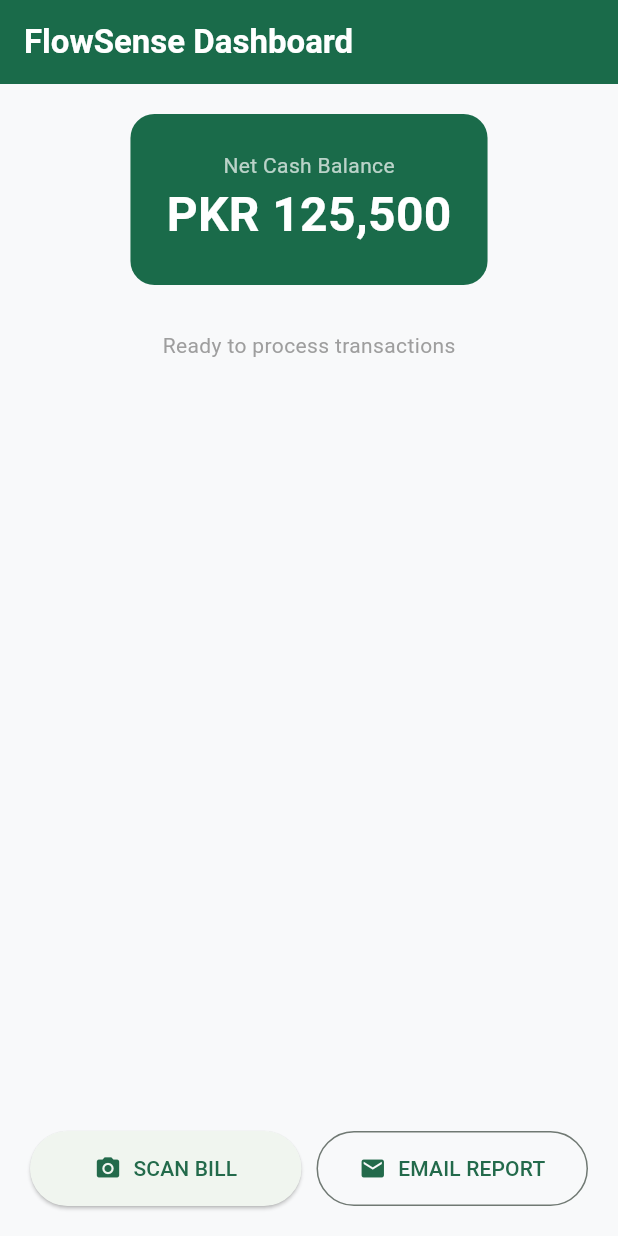
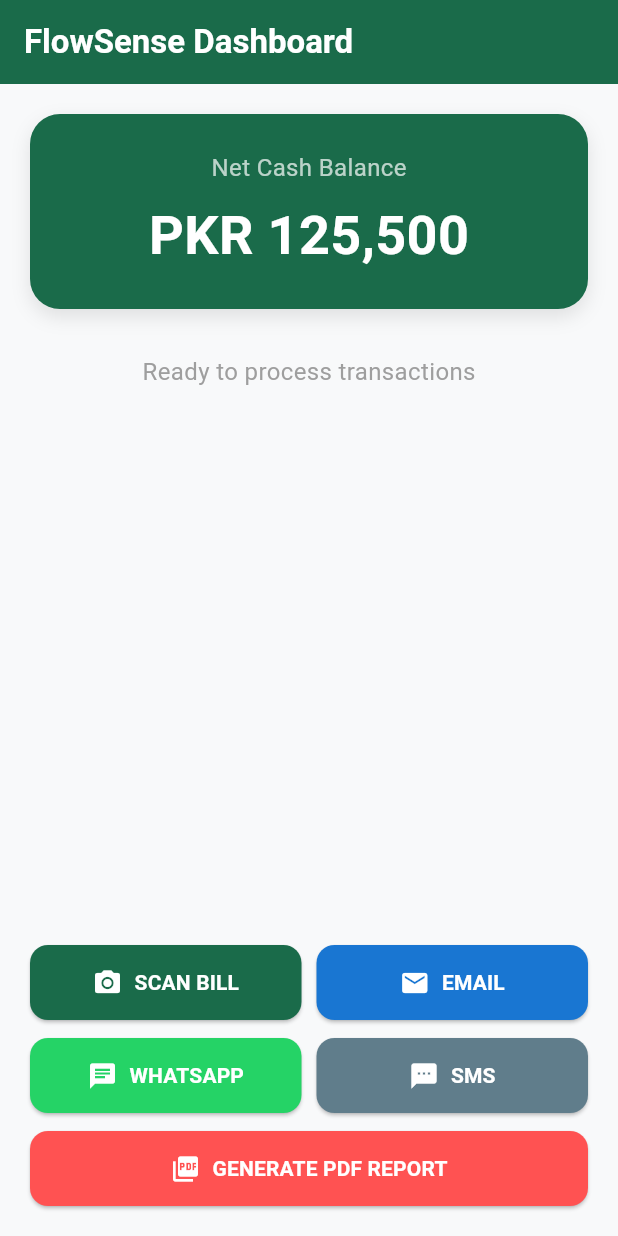
Before and after one commit to Rizwanhu/app-hackathon, a Flutter app: the screen it shows after launch, on a phone screen of 412 x 824 dp. Run offline on Flutter 3.47's test engine with Material 3 defaults, Android fonts, the phone set to English and light mode, and no system bars; our stand-ins replace equatable, flutter_bloc, image_picker, pdf, printing, supabase_flutter; missing offline and left inert: google_ml_kit; accounts and stored records are empty.

Commit message:
added whatsapp sms and pdf features to dashboard

```diff
--- a/lib/views/dashboard_screen.dart
+++ b/lib/views/dashboard_screen.dart
@@ -1,7 +1,8 @@
 import 'package:flutter/material.dart';
 import 'package:flutter_bloc/flutter_bloc.dart';
 import '../controllers/cash_flow_bloc.dart';
-import '../services/email_service.dart';
+import '../services/communication_service.dart';
+import '../services/pdf_service.dart'; // PDF service ka import
 
 class DashboardScreen extends StatelessWidget {
   const DashboardScreen({super.key});
@@ -11,71 +12,80 @@ class DashboardScreen extends StatelessWidget {
     return Scaffold(
       backgroundColor: const Color(0xFFF8F9FA),
       appBar: AppBar(
-        title: const Text("FlowSense Dashboard", style: TextStyle(fontWeight: FontWeight.bold)),
-        backgroundColor: const Color(0xFF1A6B4A), // Emerald Green [cite: 12]
+        title: const Text("FlowSense Dashboard",
+          style: TextStyle(fontWeight: FontWeight.bold)),
+        backgroundColor: const Color(0xFF1A6B4A), // Emerald Green
         foregroundColor: Colors.white,
+        elevation: 0,
       ),
       body: Padding(
         padding: const EdgeInsets.all(20.0),
         child: Column(
           children: [
-            // Cash Summary Card [cite: 9]
+            // 1. Net Cash Balance Card
             _buildCashCard(),
             const SizedBox(height: 30),
 
-            // State-dependent UI
-            BlocBuilder<CashFlowBloc, CashFlowState>(
+            // 2. Result Display Area (Scanning Status)
+            Expanded(
+              child: SingleChildScrollView(
+                child: BlocBuilder<CashFlowBloc, CashFlowState>(
                   builder: (context, state) {
                     if (state is CashFlowLoading) {
-                  return const Center(child: CircularProgressIndicator());
+                      return const Center(
+                        child: Padding(
+                          padding: EdgeInsets.all(20.0),
+                          child: CircularProgressIndicator(color: Color(0xFF1A6B4A)),
+                        ),
+                      );
                     } else if (state is CashFlowLoaded) {
                       return _buildResultCard(state.amount);
                     }
-                return const Text("Ready to process transactions", style: TextStyle(color: Colors.grey));
+                    return const Center(
+                      child: Text(
+                        "Ready to process transactions",
+                        style: TextStyle(color: Colors.grey, fontSize: 16),
+                      ),
+                    );
                   },
                 ),
-
-            const Spacer(),
-
-            // Action Buttons
-            Row(
-              children: [
-                Expanded(
-                  child: ElevatedButton.icon(
-                    onPressed: () => context.read<CashFlowBloc>().add(StartScanning()),
-                    icon: const Icon(Icons.camera_alt),
-                    label: const Text("SCAN BILL"),
-                    style: ElevatedButton.styleFrom(padding: const EdgeInsets.all(15)),
               ),
             ),
-                const SizedBox(width: 10),
-                Expanded(
-                  child: OutlinedButton.icon(
-                    onPressed: () => EmailService.sendFinancialReport("Total Sales: PKR 125,000"),
-                    icon: const Icon(Icons.email),
-                    label: const Text("EMAIL REPORT"),
-                    style: OutlinedButton.styleFrom(padding: const EdgeInsets.all(15)),
-                  ),
-                ),
-              ],
-            ),
+
+            const SizedBox(height: 20),
+
+            // 3. Action Buttons Section
+            _buildActionButtons(context),
           ],
         ),
       ),
     );
   }
 
+  // --- UI Components ---
+
   Widget _buildCashCard() {
     return Container(
+      width: double.infinity,
       padding: const EdgeInsets.all(24),
       decoration: BoxDecoration(
         color: const Color(0xFF1A6B4A),
-        borderRadius: BorderRadius.circular(16),
+        borderRadius: BorderRadius.circular(20),
+        boxShadow: [
+          BoxShadow(
+            color: Colors.black.withOpacity(0.1),
+            blurRadius: 10,
+            offset: const Offset(0, 5),
+          ),
+        ],
       ),
       child: const Column(
         children: [
-          Text("Net Cash Balance", style: TextStyle(color: Colors.white70)),
-          Text("PKR 125,500", style: TextStyle(color: Colors.white, fontSize: 32, fontWeight: FontWeight.bold)),
+          Text("Net Cash Balance",
+            style: TextStyle(color: Colors.white70, fontSize: 16)),
+          SizedBox(height: 8),
+          Text("PKR 125,500",
+            style: TextStyle(color: Colors.white, fontSize: 36, fontWeight: FontWeight.bold)),
         ],
       ),
     );
@@ -83,11 +93,95 @@ class DashboardScreen extends StatelessWidget {
 
   Widget _buildResultCard(String amount) {
     return Card(
+      elevation: 2,
+      shape: RoundedRectangleBorder(borderRadius: BorderRadius.circular(12)),
       color: Colors.green.shade50,
       child: ListTile(
-        leading: const Icon(Icons.check_circle, color: Colors.green),
-        title: const Text("Bill Scanned Successfully"),
-        subtitle: Text("Amount: PKR $amount"),
+        leading: const Icon(Icons.check_circle, color: Colors.green, size: 30),
+        title: const Text("Bill Scanned Successfully",
+          style: TextStyle(fontWeight: FontWeight.bold)),
+        subtitle: Text("Detected Amount: PKR $amount",
+          style: const TextStyle(fontSize: 16)),
+      ),
+    );
+  }
+
+  Widget _buildActionButtons(BuildContext context) {
+    return Column(
+      children: [
+        // Row 1: Scan and Email
+        Row(
+          children: [
+            Expanded(
+              child: _customButton(
+                onPressed: () => context.read<CashFlowBloc>().add(StartScanning()),
+                icon: Icons.camera_alt,
+                label: "SCAN BILL",
+                color: const Color(0xFF1A6B4A),
+              ),
+            ),
+            const SizedBox(width: 10),
+            Expanded(
+              child: _customButton(
+                onPressed: () => CommunicationService.sendEmail("Daily Report: PKR 125,500"),
+                icon: Icons.email,
+                label: "EMAIL",
+                color: Colors.blue.shade700,
+              ),
+            ),
+          ],
+        ),
+        const SizedBox(height: 12),
+
+        // Row 2: WhatsApp and SMS
+        Row(
+          children: [
+            Expanded(
+              child: _customButton(
+                onPressed: () => CommunicationService.sendWhatsApp("Today's Balance: PKR 125,500"),
+                icon: Icons.chat,
+                label: "WHATSAPP",
+                color: const Color(0xFF25D366),
+              ),
+            ),
+            const SizedBox(width: 10),
+            Expanded(
+              child: _customButton(
+                onPressed: () => CommunicationService.sendSMS("Today's Balance: PKR 125,500"),
+                icon: Icons.sms,
+                label: "SMS",
+                color: Colors.blueGrey,
+              ),
+            ),
+          ],
+        ),
+        const SizedBox(height: 12),
+
+        // Row 3: Generate PDF (Full Width)
+        SizedBox(
+          width: double.infinity,
+          child: _customButton(
+            onPressed: () => PdfService.generateAndPrintReport("125,500"),
+            icon: Icons.picture_as_pdf,
+            label: "GENERATE PDF REPORT",
+            color: Colors.redAccent,
+          ),
+        ),
+      ],
+    );
+  }
+
+  // Helper method to keep button code clean
+  Widget _customButton({required VoidCallback onPressed, required IconData icon, required String label, required Color color}) {
+    return ElevatedButton.icon(
+      onPressed: onPressed,
+      icon: Icon(icon, size: 20),
+      label: Text(label, style: const TextStyle(fontWeight: FontWeight.bold)),
+      style: ElevatedButton.styleFrom(
+        padding: const EdgeInsets.symmetric(vertical: 15),
+        backgroundColor: color,
+        foregroundColor: Colors.white,
+        shape: RoundedRectangleBorder(borderRadius: BorderRadius.circular(12)),
       ),
     );
   }
--- a/pubspec.yaml
+++ b/pubspec.yaml
@@ -30,6 +30,8 @@ dependencies:
   # --- Extra Tools for a Winning App ---
   intl: ^0.19.0            # Paison aur dates ko format karne ke liye
   fl_chart: ^0.68.0        # Khoobsurat graphs dikhane ke liye
+  pdf: ^3.12.0
+  printing: ^5.14.3
 
 dev_dependencies:
   flutter_test:
```
Also changed, not shown: lib/services/communication_service.dart (added, +45 -0 lines), lib/services/email_service.dart (deleted, +0 -19 lines), lib/services/pdf_service.dart (added, +34 -0 lines), pubspec.lock, 5 other files. Lines whose indentation alone changed are shown as unchanged.
